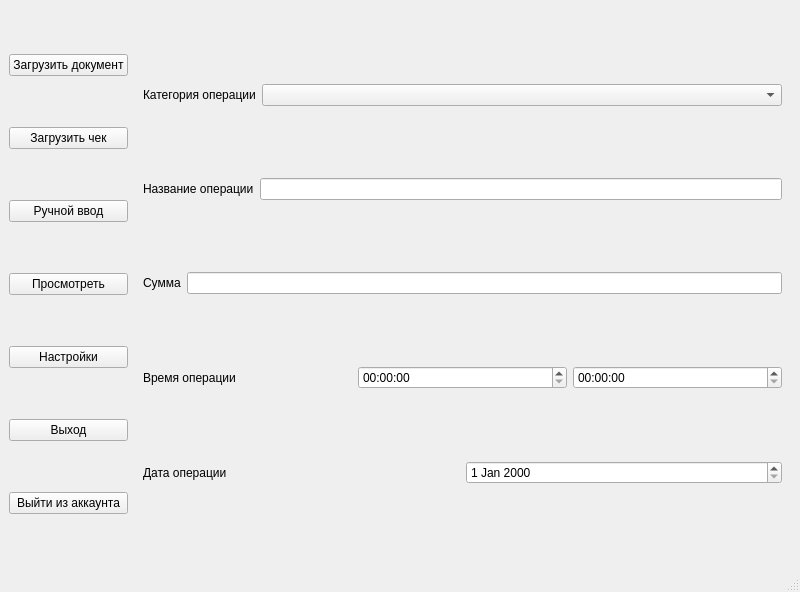
B1oodyAnge1/FinancialManager, file mainwindow.ui: the form before one commit.
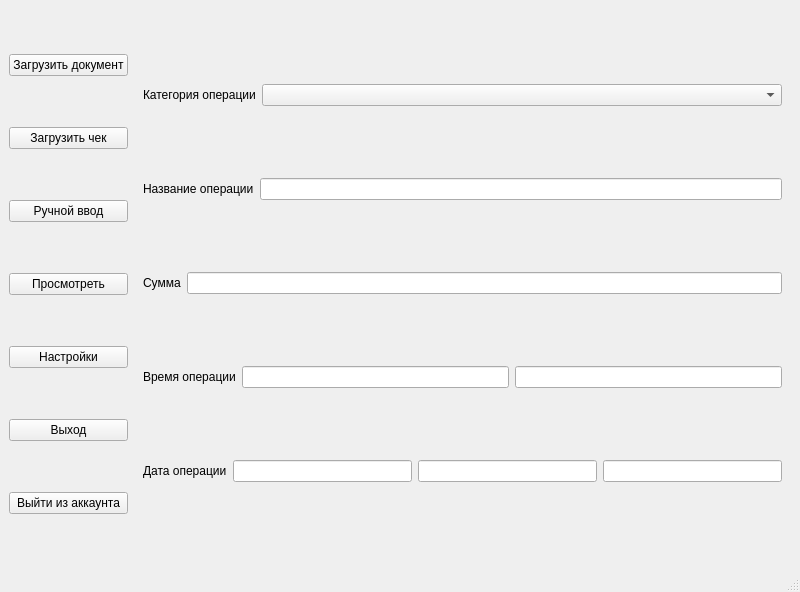
The form after the commit.

Commit message: Changing the time and date selection

Patch:
```diff
--- a/mainwindow.ui
+++ b/mainwindow.ui
@@ -173,18 +173,10 @@
            </widget>
           </item>
           <item>
-           <widget class="QTimeEdit" name="timeEdit">
-            <property name="currentSection">
-             <enum>QDateTimeEdit::Section::HourSection</enum>
-            </property>
-           </widget>
+           <widget class="QLineEdit" name="lineEditTimeH"/>
           </item>
           <item>
-           <widget class="QTimeEdit" name="timeEdit_2">
-            <property name="currentSection">
-             <enum>QDateTimeEdit::Section::MinuteSection</enum>
-            </property>
-           </widget>
+           <widget class="QLineEdit" name="lineEditTimeM"/>
           </item>
          </layout>
         </item>
@@ -198,7 +190,13 @@
            </widget>
           </item>
           <item>
-           <widget class="QDateEdit" name="dateEdit"/>
+           <widget class="QLineEdit" name="lineEditDateDay"/>
+          </item>
+          <item>
+           <widget class="QLineEdit" name="lineEditDateMonth"/>
+          </item>
+          <item>
+           <widget class="QLineEdit" name="lineEditDateYear"/>
           </item>
          </layout>
         </item>
```
Left out of the diff: 6 changed lines with no effect on the pictures. The commit also changes 5 other files.
